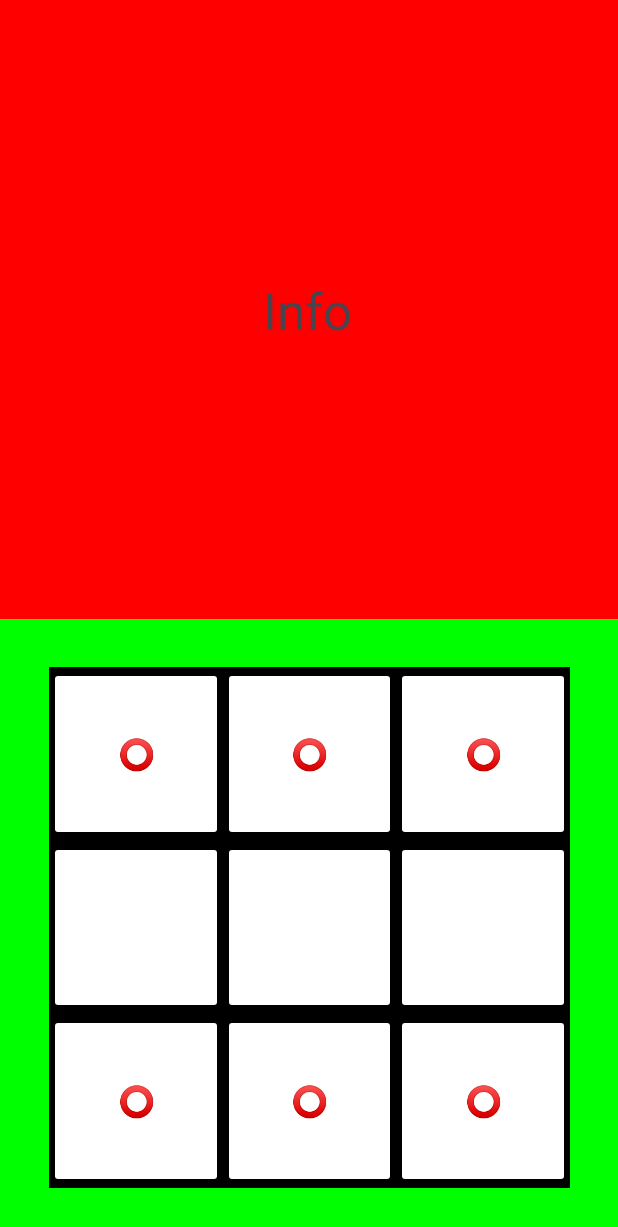
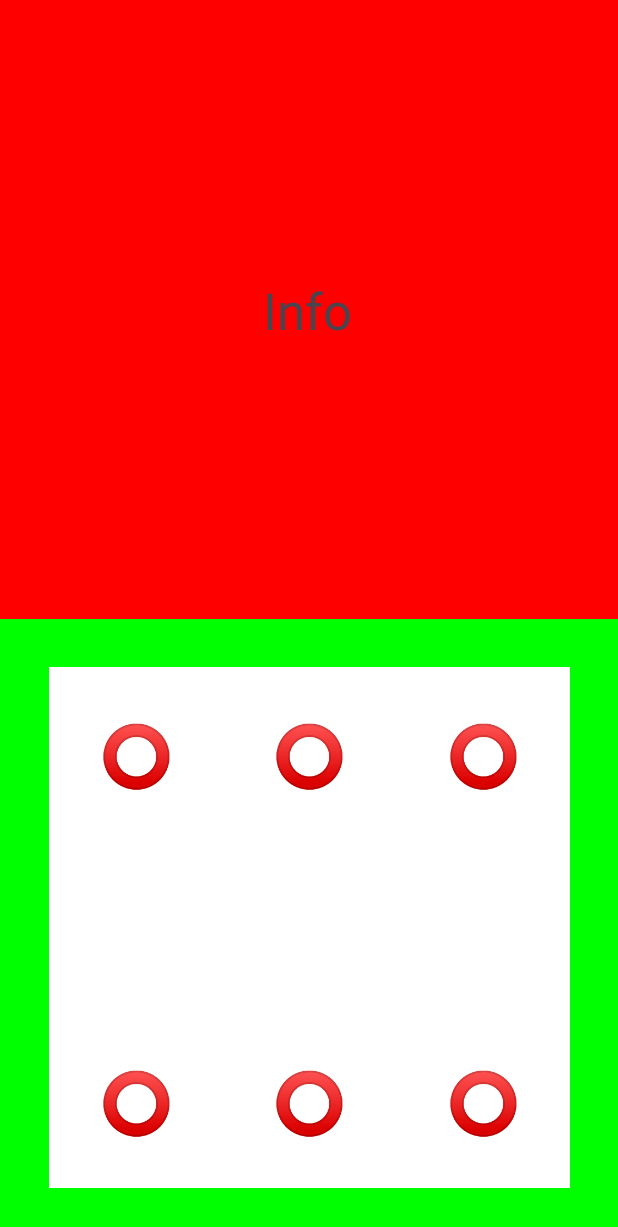
Before and after one commit to rtarassov/tictactoe-2627f, an Android app: the screen it shows after launch (MainActivity), on a phone screen of 412 x 824 dp. Shown: the top 1227 px of the screen. Run offline under Robolectric (Android 15) with nearby library versions, the phone set to English and light mode, and no system bars.

Commit message:
feat: add string, colour, dimen resources and flush GameButton style
Colours have values-night variants for dark mode; debug backgrounds
removed from the portrait and landscape layouts.

Co-Authored-By: Claude Fable 5.1 <noreply@anthropic.com>

```diff
--- a/app/src/main/res/layout-land/activity_main.xml
+++ b/app/src/main/res/layout-land/activity_main.xml
@@ -11,7 +11,6 @@
         layout="@layout/game_info"
         android:layout_width="0dp"
         android:layout_height="0dp"
-        android:background="#00F"
         app:layout_constraintBottom_toBottomOf="parent"
         app:layout_constraintEnd_toStartOf="@+id/guideline6"
         app:layout_constraintStart_toStartOf="parent"
@@ -21,7 +20,6 @@
         layout="@layout/game_board"
         android:layout_width="0dp"
         android:layout_height="0dp"
-        android:background="#F00"
         app:layout_constraintBottom_toBottomOf="parent"
         app:layout_constraintEnd_toEndOf="parent"
         app:layout_constraintStart_toStartOf="@+id/guideline6"
--- a/app/src/main/res/layout/activity_main.xml
+++ b/app/src/main/res/layout/activity_main.xml
@@ -11,7 +11,6 @@
         layout="@layout/game_info"
         android:layout_width="0dp"
         android:layout_height="0dp"
-        android:background="#00F"
         app:layout_constraintBottom_toTopOf="@+id/guideline6"
         app:layout_constraintEnd_toEndOf="parent"
         app:layout_constraintStart_toStartOf="parent"
@@ -21,7 +20,6 @@
         layout="@layout/game_board"
         android:layout_width="0dp"
         android:layout_height="0dp"
-        android:background="#00F"
         app:layout_constraintBottom_toBottomOf="parent"
         app:layout_constraintEnd_toEndOf="parent"
         app:layout_constraintStart_toStartOf="parent"
--- /dev/null
+++ b/app/src/main/res/values-night/colors.xml
@@ -0,0 +1,7 @@
+<?xml version="1.0" encoding="utf-8"?>
+<resources>
+    <color name="board_lines">#FFBDBDBD</color>
+    <color name="cell_background">#FF1E1E1E</color>
+    <color name="cell_winning">#FF2E7D32</color>
+    <color name="cell_text">#FFF5F5F5</color>
+</resources>
--- a/app/src/main/res/values/colors.xml
+++ b/app/src/main/res/values/colors.xml
@@ -2,4 +2,9 @@
 <resources>
     <color name="black">#FF000000</color>
     <color name="white">#FFFFFFFF</color>
+
+    <color name="board_lines">#FF424242</color>
+    <color name="cell_background">#FFFFFFFF</color>
+    <color name="cell_winning">#FFA5D6A7</color>
+    <color name="cell_text">#FF212121</color>
 </resources>
--- /dev/null
+++ b/app/src/main/res/values/dimens.xml
@@ -0,0 +1,6 @@
+<?xml version="1.0" encoding="utf-8"?>
+<resources>
+    <dimen name="board_margin">16dp</dimen>
+    <dimen name="cell_text_size">40sp</dimen>
+    <dimen name="info_spacing">8dp</dimen>
+</resources>
--- a/app/src/main/res/values/styles.xml
+++ b/app/src/main/res/values/styles.xml
@@ -1,10 +1,16 @@
 <?xml version="1.0" encoding="utf-8"?>
 <resources>
-    <style name="GameButton" parent="@style/Widget.AppCompat.Button">
-        <item name="android:textSize">20sp</item>
-        <item name="android:textColor">#008</item>
+    <style name="GameButton" parent="Widget.Material3.Button">
         <item name="android:layout_width">0dp</item>
         <item name="android:layout_height">0dp</item>
-        <item name="backgroundTint">#FFF</item>
+        <item name="android:insetTop">0dp</item>
+        <item name="android:insetBottom">0dp</item>
+        <item name="android:insetLeft">0dp</item>
+        <item name="android:insetRight">0dp</item>
+        <item name="android:padding">0dp</item>
+        <item name="cornerRadius">0dp</item>
+        <item name="backgroundTint">@color/cell_background</item>
+        <item name="android:textColor">@color/cell_text</item>
+        <item name="android:textSize">@dimen/cell_text_size</item>
     </style>
 </resources>
```
Also changed, not shown: app/src/main/res/values/strings.xml (+38 -1 lines).
